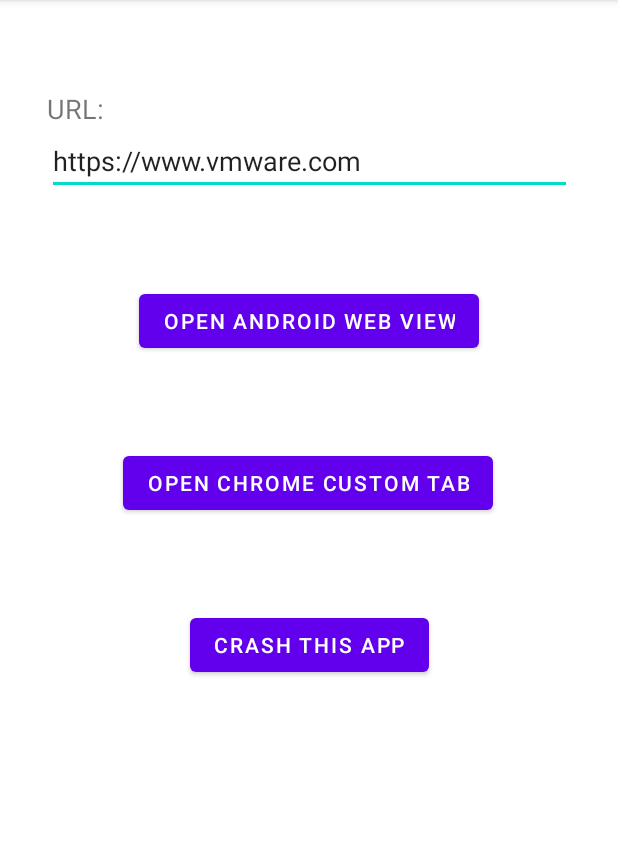
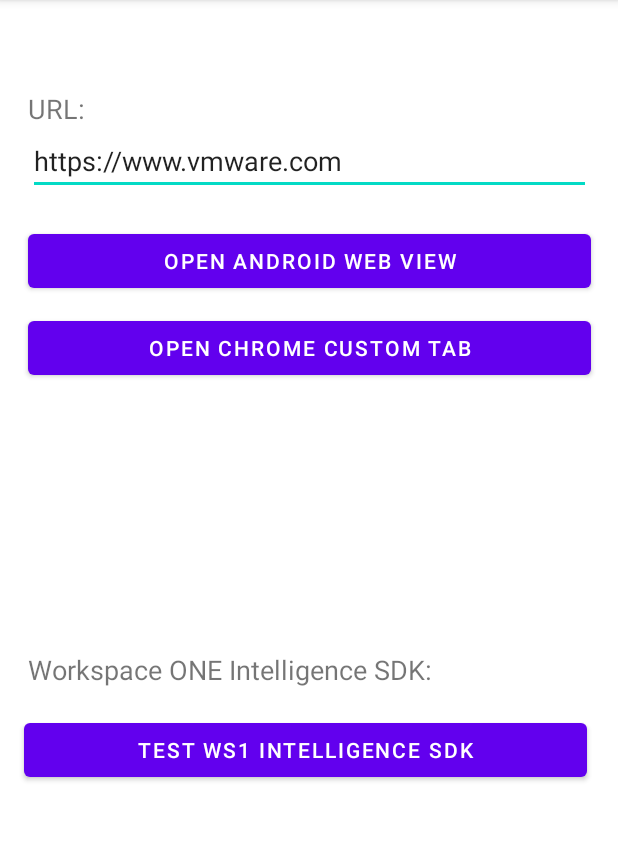
Before and after one commit to aperauch/Android-Web-Demo, an Android app: the screen it shows after launch (MainActivity), on a phone screen of 412 x 824 dp, the part 84-925 px from its top. Run offline under Robolectric (Android 15) with nearby library versions, the phone set to English and light mode, and no system bars; libraries missing offline, so code that uses them is left out: com.crittercism.app; 4 statements that could not run were skipped.

```diff
--- a/app/src/main/res/layout/activity_crash.xml
+++ b/app/src/main/res/layout/activity_crash.xml
@@ -8,7 +8,7 @@
 
     <Button
         android:id="@+id/fatal_crash_button"
-        android:layout_width="wrap_content"
+        android:layout_width="375dp"
         android:layout_height="wrap_content"
         android:layout_marginTop="120dp"
         android:text="@string/label_fatal_crash_button"
@@ -19,7 +19,7 @@
 
     <Button
         android:id="@+id/non_fatal_button"
-        android:layout_width="wrap_content"
+        android:layout_width="375dp"
         android:layout_height="wrap_content"
         android:layout_marginTop="60dp"
         android:text="@string/label_non_fatal_crash_button"
--- a/app/src/main/res/layout/activity_main.xml
+++ b/app/src/main/res/layout/activity_main.xml
@@ -9,7 +9,7 @@
 
     <TextView
         android:id="@+id/textView"
-        android:layout_width="350dp"
+        android:layout_width="375dp"
         android:layout_height="wrap_content"
         android:layout_marginTop="60dp"
         android:text="@string/label_url"
@@ -20,7 +20,7 @@
 
     <EditText
         android:id="@+id/url"
-        android:layout_width="350dp"
+        android:layout_width="375dp"
         android:layout_height="wrap_content"
         android:inputType="textUri"
         android:text="@string/default_test_url"
@@ -29,12 +29,13 @@
         app:layout_constraintTop_toBottomOf="@+id/textView"
         tools:layout_editor_absoluteX="16dp" />
 
+
     <Button
         android:id="@+id/start_web_view"
-        android:layout_width="wrap_content"
+        android:layout_width="375dp"
         android:layout_height="wrap_content"
         android:layout_gravity="center_horizontal|bottom"
-        android:layout_marginTop="60dp"
+        android:layout_marginTop="20dp"
         android:text="@string/label_start_web_view"
         app:layout_constraintEnd_toEndOf="parent"
         app:layout_constraintStart_toStartOf="parent"
@@ -42,24 +43,36 @@
 
     <Button
         android:id="@+id/start_custom_tab"
-        android:layout_width="wrap_content"
+        android:layout_width="375dp"
         android:layout_height="wrap_content"
         android:layout_gravity="center_horizontal|bottom"
-        android:layout_marginTop="60dp"
+        android:layout_marginTop="10dp"
         android:text="@string/label_start_custom_tab"
         app:layout_constraintEnd_toEndOf="parent"
-        app:layout_constraintHorizontal_bias="0.496"
         app:layout_constraintStart_toStartOf="parent"
         app:layout_constraintTop_toBottomOf="@+id/start_web_view" />
 
+    <TextView
+        android:id="@+id/textView2"
+        android:layout_width="375dp"
+        android:layout_height="wrap_content"
+        android:text="@string/labal_ws1_intel_sdk_textview"
+        android:textSize="@dimen/abc_text_size_medium_material"
+        app:layout_constraintBottom_toTopOf="@+id/start_crash_activity"
+        app:layout_constraintEnd_toEndOf="parent"
+        app:layout_constraintStart_toStartOf="parent"
+        app:layout_constraintTop_toBottomOf="@+id/start_custom_tab"
+        app:layout_constraintVertical_bias="0.911" />
+
     <Button
         android:id="@+id/start_crash_activity"
-        android:layout_width="wrap_content"
+        android:layout_width="375dp"
         android:layout_height="wrap_content"
-        android:layout_marginTop="60dp"
+        android:layout_marginBottom="244dp"
         android:text="@string/label_start_crash_activity"
+        app:layout_constraintBottom_toBottomOf="parent"
         app:layout_constraintEnd_toEndOf="parent"
-        app:layout_constraintStart_toStartOf="parent"
-        app:layout_constraintTop_toBottomOf="@+id/start_custom_tab" />
+        app:layout_constraintHorizontal_bias="0.444"
+        app:layout_constraintStart_toStartOf="parent" />
 
 </androidx.constraintlayout.widget.ConstraintLayout>
--- a/app/src/main/res/values/strings.xml
+++ b/app/src/main/res/values/strings.xml
@@ -6,7 +6,8 @@
     <string name="label_start_custom_tab">Open Chrome Custom Tab</string>
     <string name="label_start_web_view">Open Android Web View</string>
     <string name="title_activity_crash">Crash Activity</string>
-    <string name="label_start_crash_activity">Crash This App</string>
+    <string name="label_start_crash_activity">Test WS1 Intelligence SDK</string>
     <string name="label_fatal_crash_button">Cause Fatal App Crash</string>
     <string name="label_non_fatal_crash_button">Cause Non-Fatal Handled Exception</string>
+    <string name="labal_ws1_intel_sdk_textview">Workspace ONE Intelligence SDK:</string>
 </resources>
```
Also changed, not shown: 11 other files.
